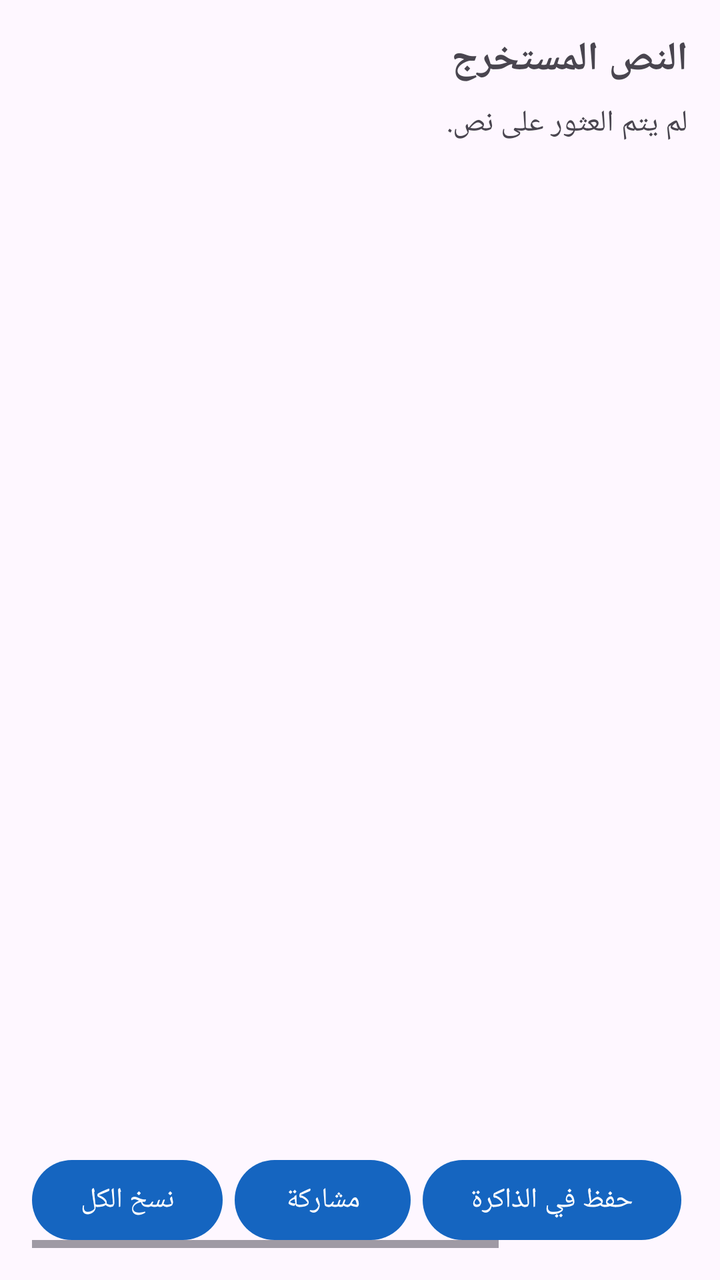
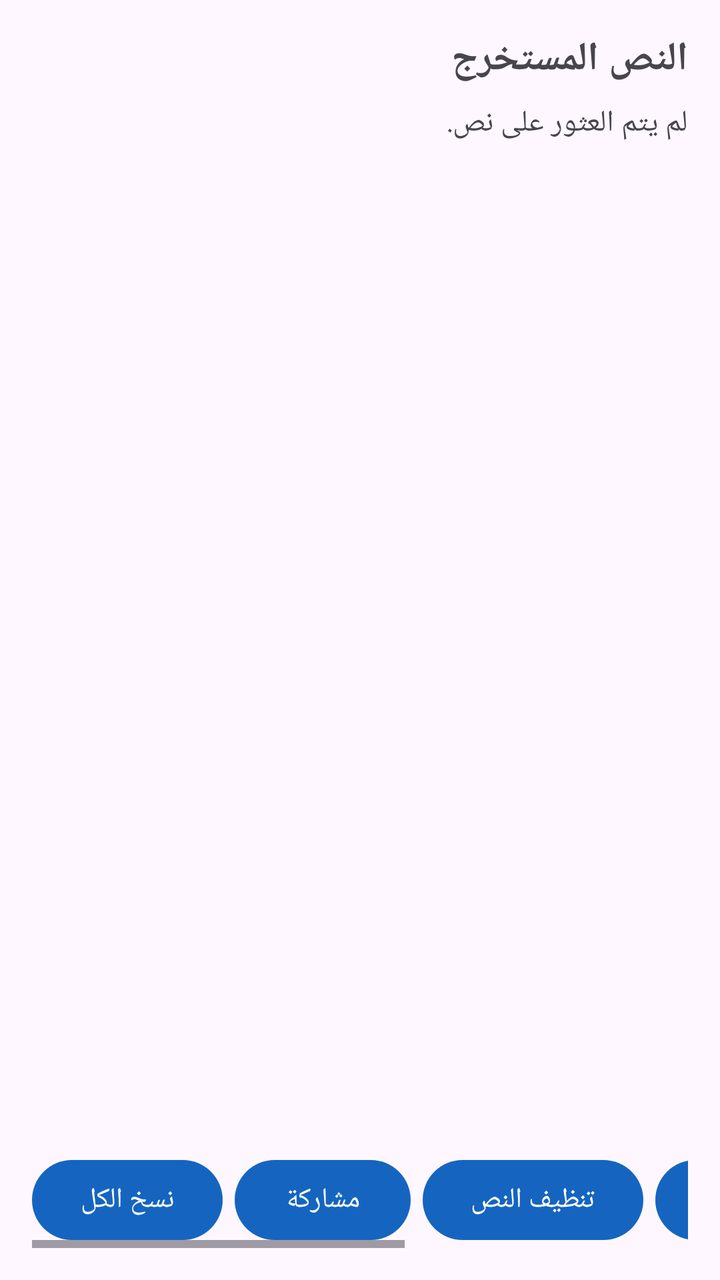

Before-and-after screenshots of an Android layout around one commit, followed by the original layout XML and the change that was made.
<!-- AndroidManifest.xml: activity theme Theme.UniversalCopier -->
<!-- res/layout/activity_text_result.xml -->
<?xml version="1.0" encoding="utf-8"?>
<LinearLayout xmlns:android="http://schemas.android.com/apk/res/android"
    android:layout_width="match_parent"
    android:layout_height="match_parent"
    android:orientation="vertical"
    android:padding="16dp">

    <TextView
        android:layout_width="match_parent"
        android:layout_height="wrap_content"
        android:text="@string/extracted_text_title"
        android:textSize="20sp"
        android:textStyle="bold"
        android:paddingBottom="8dp" />

    <ScrollView
        android:layout_width="match_parent"
        android:layout_height="0dp"
        android:layout_weight="1">

        <LinearLayout
            android:layout_width="match_parent"
            android:layout_height="wrap_content"
            android:orientation="vertical">

            <TextView
                android:id="@+id/textResult"
                android:layout_width="match_parent"
                android:layout_height="wrap_content"
                android:textIsSelectable="true"
                android:textSize="15sp"
                android:lineSpacingExtra="3dp"
                android:text="@string/no_text_found" />

            <TextView
                android:id="@+id/segmentsTitle"
                android:layout_width="match_parent"
                android:layout_height="wrap_content"
                android:text="@string/ocr_segments_title"
                android:textStyle="bold"
                android:paddingTop="12dp"
                android:paddingBottom="4dp"
                android:visibility="gone" />

            <LinearLayout
                android:id="@+id/segmentsContainer"
                android:layout_width="match_parent"
                android:layout_height="wrap_content"
                android:orientation="vertical"
                android:visibility="gone" />
        </LinearLayout>
    </ScrollView>

    <HorizontalScrollView
        android:layout_width="match_parent"
        android:layout_height="wrap_content"
        android:fillViewport="true"
        android:paddingTop="8dp">

        <LinearLayout
            android:layout_width="wrap_content"
            android:layout_height="wrap_content"
            android:orientation="horizontal">

            <Button
                android:id="@+id/btnCopyAll"
                android:layout_width="wrap_content"
                android:layout_height="wrap_content"
                android:text="@string/btn_copy_all"
                android:layout_marginEnd="6dp" />

            <Button
                android:id="@+id/btnShare"
                android:layout_width="wrap_content"
                android:layout_height="wrap_content"
                android:text="@string/btn_share"
                android:layout_marginEnd="6dp" />

            <Button
                android:id="@+id/btnSaveMemory"
                android:layout_width="wrap_content"
                android:layout_height="wrap_content"
                android:text="@string/btn_save_memory"
                android:layout_marginEnd="6dp" />

            <Button
                android:id="@+id/btnOpenClipboard"
                android:layout_width="wrap_content"
                android:layout_height="wrap_content"
                android:text="@string/btn_open_clipboard" />
        </LinearLayout>
    </HorizontalScrollView>

</LinearLayout>
<!-- resources referenced by this layout -->
<resources>
  <string name="btn_copy_all">نسخ الكل</string>
  <string name="btn_open_clipboard">الحافظة السريعة</string>
  <string name="btn_save_memory">حفظ في الذاكرة</string>
  <string name="btn_share">مشاركة</string>
  <string name="extracted_text_title">النص المستخرج</string>
  <string name="no_text_found">لم يتم العثور على نص.</string>
  <string name="ocr_segments_title">نصوص مكتشفة (اضغط لنسخ)</string>
  <style name="Theme.UniversalCopier" parent="Theme.Material3.DayNight.NoActionBar">
          <item name="colorPrimary">#1565C0</item>
          <item name="colorPrimaryVariant">#0D47A1</item>
          <item name="colorOnPrimary">#FFFFFF</item>
          <item name="android:statusBarColor" tools:targetApi="l">?attr/colorPrimaryVariant</item>
      </style>
</resources>

<!-- the commit's change to res/layout/activity_text_result.xml (unified diff, before → after) -->
@@ -77,6 +77,13 @@
                 android:layout_marginEnd="6dp" />
 
             <Button
+                android:id="@+id/btnCleanText"
+                android:layout_width="wrap_content"
+                android:layout_height="wrap_content"
+                android:text="@string/btn_clean_text"
+                android:layout_marginEnd="6dp" />
+
+            <Button
                 android:id="@+id/btnSaveMemory"
                 android:layout_width="wrap_content"
                 android:layout_height="wrap_content"
<!-- resource entries referenced after the edit -->
@@ -1,5 +1,6 @@
 <!-- resources referenced by this layout -->
 <resources>
+  <string name="btn_clean_text">تنظيف النص</string>
   <string name="btn_copy_all">نسخ الكل</string>
   <string name="btn_open_clipboard">الحافظة السريعة</string>
   <string name="btn_save_memory">حفظ في الذاكرة</string>
